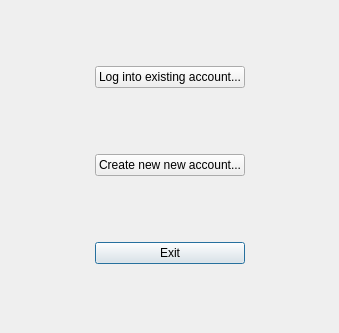
The window that Passer/initdialog.ui (gwentenjoyer/Passer) describes before a commit, drawn with Qt 5.
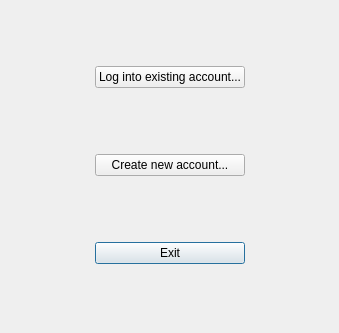
The same window after the commit.

Commit message: renamed button

```diff
--- a/Passer/initdialog.ui
+++ b/Passer/initdialog.ui
@@ -83,7 +83,7 @@
       <cursorShape>PointingHandCursor</cursorShape>
      </property>
      <property name="text">
-      <string>Create new new account...</string>
+      <string>Create new account...</string>
      </property>
     </widget>
    </item>
```
